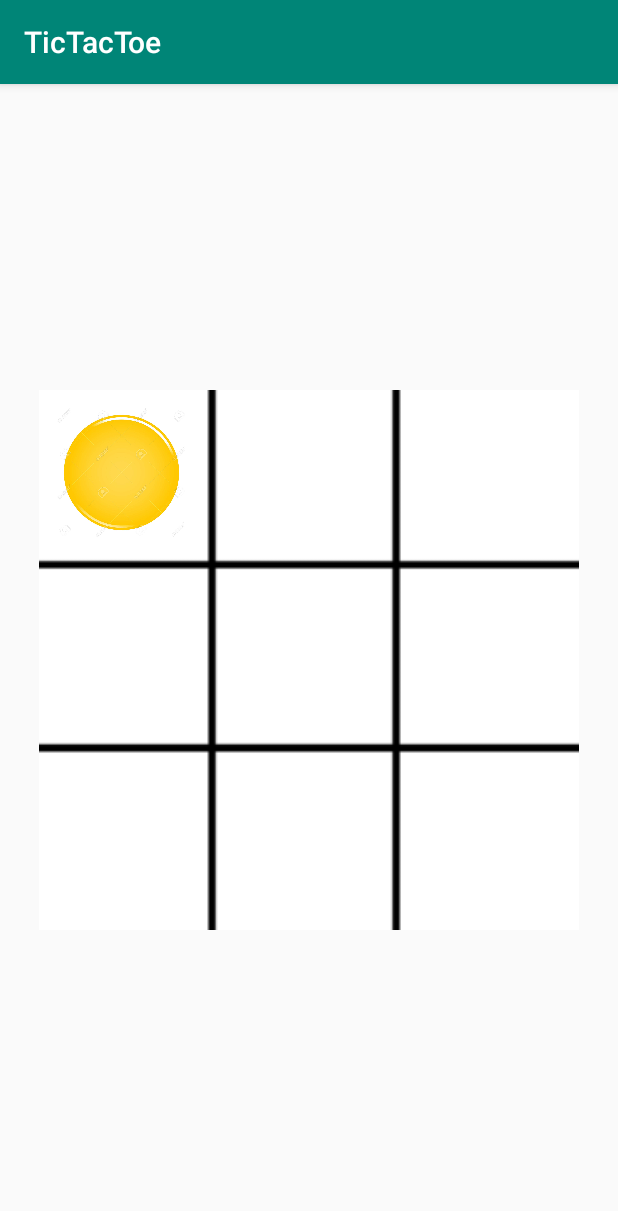
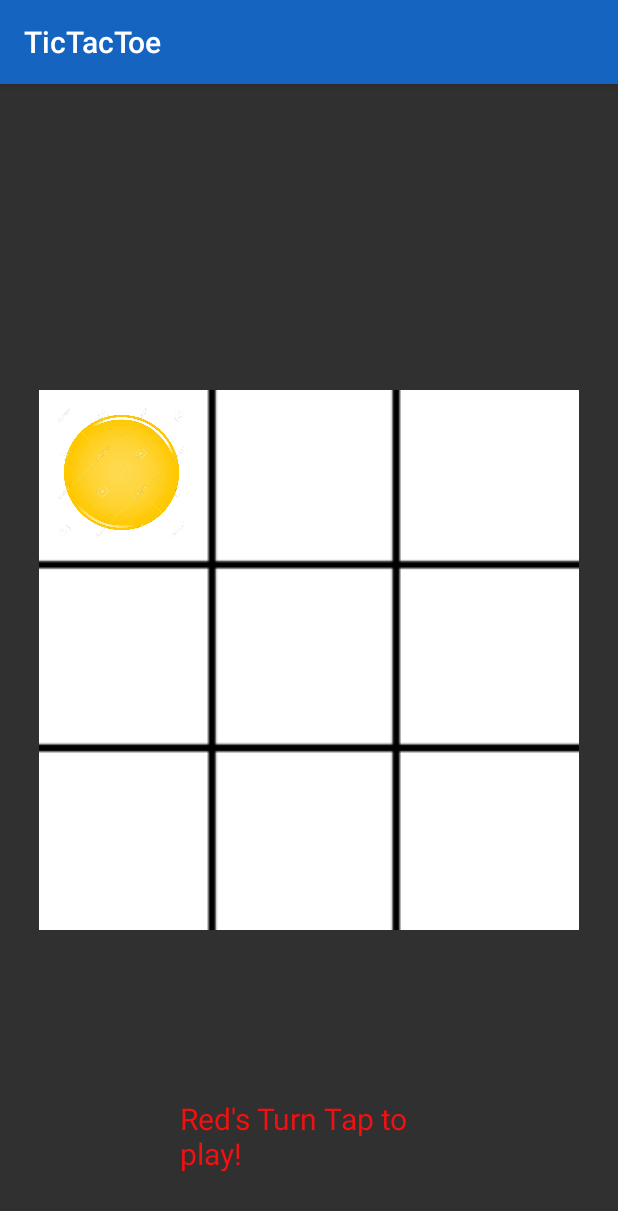
Before and after one commit to raghavgoenka/TicTacToe, an Android app: the screen it shows after launch (MainActivity), after a tap on an icon or button, on a phone screen of 412 x 824 dp. Shown: the top 1211 px of the screen. Run offline under Robolectric (Android 15) with nearby library versions, the phone set to English and light mode, and no system bars.

Commit message:
Added theme

```diff
--- a/app/src/main/AndroidManifest.xml
+++ b/app/src/main/AndroidManifest.xml
@@ -8,8 +8,12 @@
         android:label="@string/app_name"
         android:roundIcon="@mipmap/ic_launcher_round"
         android:supportsRtl="true"
+
         android:theme="@style/AppTheme">
-        <activity android:name=".MainActivity">
+        <activity android:name=".MainActivity"
+
+            android:screenOrientation="portrait">
+
             <intent-filter>
                 <action android:name="android.intent.action.MAIN" />
 
--- a/app/src/main/java/com/example/tictactoe/MainActivity.java
+++ b/app/src/main/java/com/example/tictactoe/MainActivity.java
@@ -2,10 +2,13 @@ package com.example.tictactoe;
 
 import androidx.appcompat.app.AlertDialog;
 import androidx.appcompat.app.AppCompatActivity;
+import androidx.appcompat.app.AppCompatDelegate;
 import androidx.fragment.app.DialogFragment;
 
+import android.annotation.SuppressLint;
 import android.app.Dialog;
 import android.content.DialogInterface;
+import android.graphics.Color;
 import android.os.Bundle;
 import android.view.View;
 import android.widget.GridLayout;
@@ -16,32 +19,39 @@ import android.widget.Toast;
 
 public class MainActivity extends AppCompatActivity {
     GridLayout grid;
+    TextView turn;
     int activep = 0;
     boolean gameactive = true;
     int[] gamestate = {2, 2, 2, 2, 2, 2, 2, 2, 2};
     int[][] winPos = {{0, 1, 2}, {3, 4, 5}, {6, 7, 8}, {0, 3, 6}, {1, 4, 7}, {2, 5, 8}, {0, 4, 8}, {2, 4, 6}};
 
-    // = new AlertDialog.Builder(this);
+
+
 
 
     public void dropIn(View view) {
-
+        turn=(TextView) findViewById(R.id.turn);
         ImageView counter = (ImageView) view;
         counter.getTag();
         int tappedcounter = Integer.parseInt(counter.getTag().toString());
 
-        //counter.setTranslationY(-1000f);
-        //counter.setImageResource(R.drawable.yellow);
-        //
+        turn.setText("Yellow's Turn Tap to play!");
+
         if (gamestate[tappedcounter] == 2 && gameactive) {
             gamestate[tappedcounter] = activep;
             counter.setTranslationY(-1000f);
             if (activep == 0) {
                 counter.setImageResource(R.drawable.yellow);
                 activep = 1;
+
+                turn.setText("Red's Turn Tap to play!");
+                turn.setTextColor(Color.parseColor("#F11111"));
             } else {
                 counter.setImageResource(R.drawable.red);
                 activep = 0;
+
+                turn.setText("Yellow's Turn Tap to play!");
+                turn.setTextColor(Color.parseColor("#F9A825"));
             }
             counter.animate().translationYBy(1000f).rotation(720).setDuration(50);
             for (int[] winPos : winPos) {
@@ -52,42 +62,10 @@ public class MainActivity extends AppCompatActivity {
                         winner = "Yellow";
                     }
                     {
-                        //someone has won
+
                         TextView winnermessage = (TextView) findViewById(R.id.winner);
                         winnermessage.setText(winner + " has won" + " Wohoo !");
 
-//                        AlertDialog.Builder alertDialogBuilder = new AlertDialog.Builder(this);
-//                        alertDialogBuilder.setMessage(winner+" has won!!!\n DO you want to play again? ");
-//                        alertDialogBuilder.setPositiveButton("yes",
-//                                new DialogInterface.OnClickListener() {
-//                                    @Override
-//                                    public void onClick(DialogInterface arg0, int arg1) {
-//
-//                                        gameactive=true;
-//                                        activep=0;
-//
-//                                        for(int i=0;i<gamestate.length;i++){
-//                                            gamestate[i]=2;
-//                                        }
-//                                        {
-//                                            for(int  i=0;i<grid.getChildCount();i++)
-//                                            {
-//
-//                                                ((ImageView)grid.getChildAt(i)).setImageResource(0);
-//                                            }}
-//                                        Toast.makeText(MainActivity.this, "You clicked yes button", Toast.LENGTH_LONG).show();
-//                                    }
-//                                });
-//
-//                        alertDialogBuilder.setNegativeButton("No", new DialogInterface.OnClickListener() {
-//                            @Override
-//                            public void onClick(DialogInterface dialog, int which) {
-//                                finish();
-//                            }
-//                        });
-//
-//                        AlertDialog alertDialog = alertDialogBuilder.create();
-//                        alertDialog.show();
                         LinearLayout layout = findViewById(R.id.playagainlayout);
                         layout.setVisibility(View.VISIBLE);
                     }
@@ -98,38 +76,7 @@ public class MainActivity extends AppCompatActivity {
                             gameIsover = false;
                     }
                     if (gameIsover) {
-//                        AlertDialog.Builder alertDialogBuilder = new AlertDialog.Builder(this);
-//                        alertDialogBuilder.setMessage("It is a Draw! Do you want to play again?");
-//                        alertDialogBuilder.setPositiveButton("yes",
-//                                new DialogInterface.OnClickListener() {
-//                                    @Override
-//                                    public void onClick(DialogInterface arg0, int arg1) {
-//
-//                                        gameactive=true;
-//                                        activep=0;
-//
-//                                        for(int i=0;i<gamestate.length;i++){
-//                                            gamestate[i]=2;
-//                                        }
-//
-//                                        for (int i = 0; i < grid.getChildCount(); i++) {
-//                                            ((ImageView) grid.getChildAt(i)).setImageResource(0);
-//                                        }
-//
-//                                        Toast.makeText(MainActivity.this, "You clicked yes button", Toast.LENGTH_LONG).show();
-//                                    }
-//                                });
-//
-//                        alertDialogBuilder.setNegativeButton("No", new DialogInterface.OnClickListener() {
-//                            @Override
-//                            public void onClick(DialogInterface dialog, int which) {
-//                                finish();
-//                            }
-//                        });
-//
-//                        AlertDialog alertDialog = alertDialogBuilder.create();
-//                        alertDialog.show();
-//                    }
+
                         TextView winnermessage = (TextView) findViewById(R.id.winner);
                         winnermessage.setText("It's a draw!");
                         LinearLayout layout = findViewById(R.id.playagainlayout);
@@ -145,10 +92,14 @@ public class MainActivity extends AppCompatActivity {
         super.onCreate(savedInstanceState);
         setContentView(R.layout.activity_main);
         grid = findViewById(R.id.gridlayout);
+        AppCompatDelegate.setDefaultNightMode(AppCompatDelegate.MODE_NIGHT_YES);
     }
+
 
     public void playAgain(View v)
     {
+       turn.setText("Yellow's turn Tap to play!");
+        turn.setTextColor(Color.parseColor("#F9A825"));
         gameactive=true;
         activep=0;
 
--- a/app/src/main/res/layout/activity_main.xml
+++ b/app/src/main/res/layout/activity_main.xml
@@ -24,6 +24,7 @@
             android:layout_marginTop="10dp"
             android:layout_marginRight="10dp"
             android:layout_marginBottom="10dp"
+            android:background="#001C240E"
             android:onClick="dropIn"
             android:tag="0"
             app:layout_column="0"
@@ -168,13 +169,29 @@
             android:layout_width="wrap_content"
             android:layout_height="65dp"
             android:text="winneris"
+            android:textColor="@color/colorPrimaryDark"
             android:textSize="20sp" />
 
         <Button
             android:id="@+id/play"
             android:layout_width="wrap_content"
             android:layout_height="wrap_content"
-            android:backgroundTint="#4E6B19" android:onClick="playAgain"
+            android:layout_marginLeft="18dp"
+            android:backgroundTint="#4E6B19"
+            android:onClick="playAgain"
             android:text="Wanna play again?" />
     </LinearLayout>
+
+    <TextView
+        android:id="@+id/turn"
+        android:layout_width="wrap_content"
+        android:layout_height="50dp"
+        android:layout_alignParentStart="true"
+        android:layout_alignParentEnd="true"
+        android:layout_alignParentBottom="true"
+        android:layout_marginStart="120dp"
+        android:layout_marginEnd="125dp"
+        android:layout_marginBottom="42dp"
+        android:text="Yellow's Turn Tap to play!"
+        android:textSize="20dp" />
 </RelativeLayout>
--- a/app/src/main/res/values/colors.xml
+++ b/app/src/main/res/values/colors.xml
@@ -1,6 +1,7 @@
 <?xml version="1.0" encoding="utf-8"?>
 <resources>
-    <color name="colorPrimary">#008577</color>
-    <color name="colorPrimaryDark">#00574B</color>
+    <color name="colorPrimary">#1565C0</color>
+    <color name="colorPrimaryDark">#1565C0</color>
     <color name="colorAccent">#D81B60</color>
+
 </resources>
--- a/app/src/main/res/values/styles.xml
+++ b/app/src/main/res/values/styles.xml
@@ -1,7 +1,7 @@
 <resources>
 
     <!-- Base application theme. -->
-    <style name="AppTheme" parent="Theme.AppCompat.Light.DarkActionBar">
+    <style name="AppTheme" parent="Theme.AppCompat.DayNight.DarkActionBar">
         <!-- Customize your theme here. -->
         <item name="colorPrimary">@color/colorPrimary</item>
         <item name="colorPrimaryDark">@color/colorPrimaryDark</item>
```
